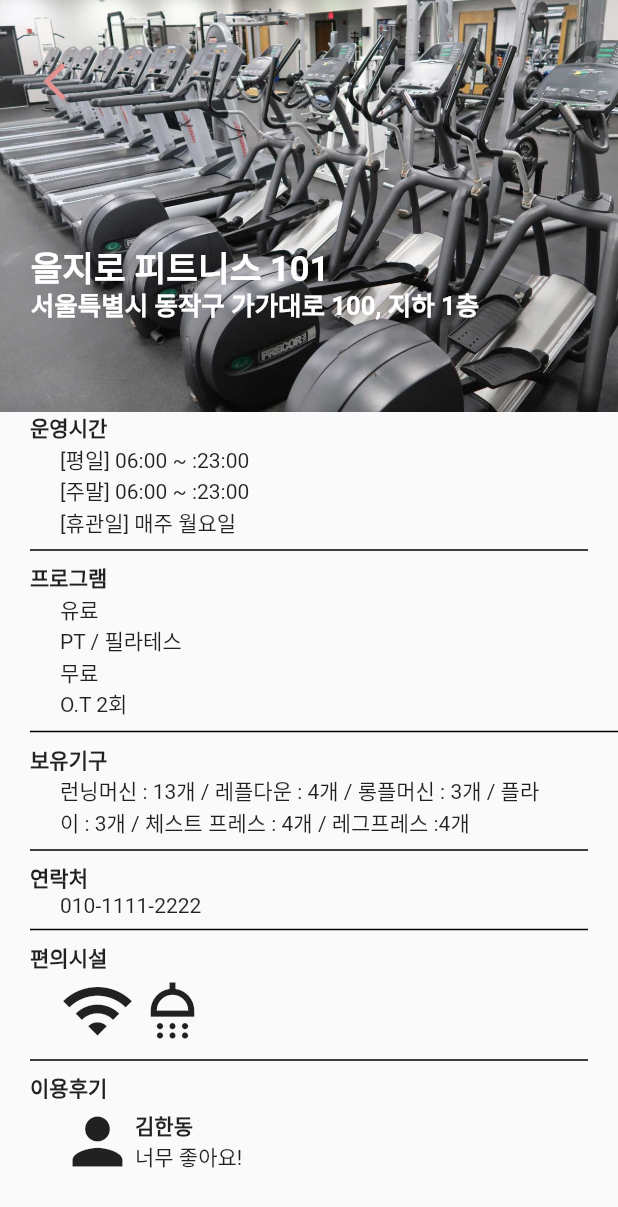
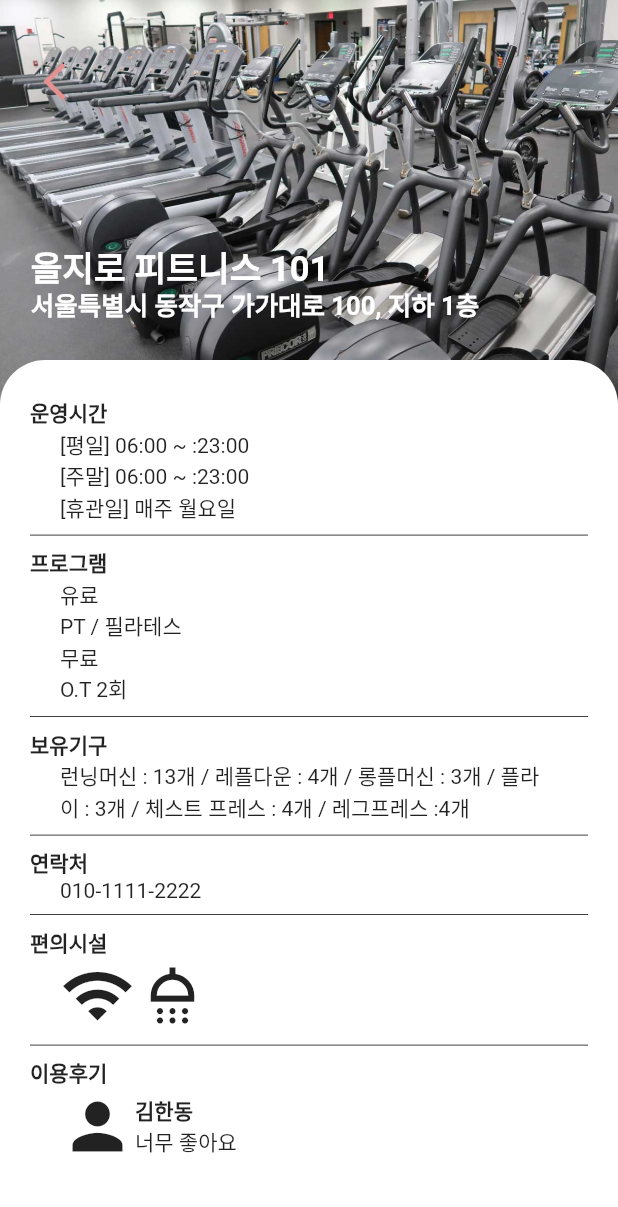
Before and after one commit to ParkSangbeomm/LetsExercise, a Flutter app: the FindgymPage screen opened directly, after a tap on "시설 추가/정보 변경", on a phone screen of 412 x 824 dp. Shown: the top 1207 px of the screen. Run offline on Flutter 3.47's test engine with Material 2 defaults, Android fonts, the phone set to English and light mode, and no system bars; our stand-ins replace google_maps_flutter; generated files the repository leaves out were written again.

Commit message:
feat : css end

```diff
--- a/organization_chat_app/lib/googlemap.dart
+++ b/organization_chat_app/lib/googlemap.dart
@@ -39,7 +39,7 @@ class _FindgymPageState extends State<FindgymPage> {
             Padding(
               padding: EdgeInsets.fromLTRB(
                   MediaQuery.of(context).size.width * 0.05,
-                  0,
+                  MediaQuery.of(context).size.width * 0.05,
                   MediaQuery.of(context).size.width * 0.05,
                   0.0),
               child: Row(
@@ -96,9 +96,9 @@ class _FindgymPageState extends State<FindgymPage> {
             ),
             Padding(
               padding: EdgeInsets.fromLTRB(
-                  MediaQuery.of(context).size.width * 0.05,
                   0,
-                  MediaQuery.of(context).size.width * 0.05,
+                  0,
+                  0,
                   0.0),
               child: SizedBox(
                 height: MediaQuery.of(context).size.height * 0.8,
--- a/organization_chat_app/lib/gymdetail.dart
+++ b/organization_chat_app/lib/gymdetail.dart
@@ -9,9 +9,11 @@ class _DetailGym extends State<DetailGym> {
   @override
   Widget build(BuildContext context) {
     return Scaffold(
-      body: ListView(
+      body: Column(
         children: [
-          Stack(
+          Container(
+            height: MediaQuery.of(context).size.height,
+            child: Stack(
               children: [
                 Image.asset('img/gym.jpeg',width:MediaQuery.of(context).size.width,),
                 Positioned(child: makeText('을지로 피트니스 101', width: 240,  fontSize: 23.0),top: 160,),
@@ -31,15 +33,63 @@ class _DetailGym extends State<DetailGym> {
                   ),
                   top: 30,
                   left: 20,
-              )
-            ],
                 ),
+                Positioned(
+                  top: 240,
+                  child: Container(
+                    width: MediaQuery.of(context).size.width,
+                    height: MediaQuery.of(context).size.height * 0.7,
+                    decoration: BoxDecoration(
+                      color: Colors.white,
+                      borderRadius: BorderRadius.only(
+                        topRight: Radius.circular(30.0),
+                        topLeft: Radius.circular(30.0),
+                      ),
+                    ),
+                    child: SingleChildScrollView(
+                      child: Column(
+                        children: [
+                          SizedBox(height: MediaQuery.of(context).size.height * 0.03,),
                           timeColumn('06:00 ~ :23:00','06:00 ~ :23:00', '매주 월요일'),
                           programColumn('PT / 필라테스', 'O.T 2회'),
                           machineColumn('런닝머신 : 13개 / 레플다운 : 4개 / 롱플머신 : 3개 / 플라이 : 3개 / 체스트 프레스 : 4개 / 레그프레스 :4개'),
                           contact('010-1111-2222'),
                           facilities(1,0,1),
-          review()
+                          review('김한동', '너무 좋아요'),
+                        ],
+                      ),
+                    ),
+                  ),
+                ),
+              ],
+            ),
+          ),
+          /*
+          Expanded(
+            child: Container(
+              decoration: BoxDecoration(
+                color: Colors.blue,
+                borderRadius: BorderRadius.only(
+                  topRight: Radius.circular(30.0),
+                  topLeft: Radius.circular(30.0),
+                ),
+              ),
+              child: SingleChildScrollView(
+                child: Column(
+                  children: [
+                    //SizedBox(height: MediaQuery.of(context).size.height * 0.02,),
+                    timeColumn('06:00 ~ :23:00','06:00 ~ :23:00', '매주 월요일'),
+                    programColumn('PT / 필라테스', 'O.T 2회'),
+                    machineColumn('런닝머신 : 13개 / 레플다운 : 4개 / 롱플머신 : 3개 / 플라이 : 3개 / 체스트 프레스 : 4개 / 레그프레스 :4개'),
+                    contact('010-1111-2222'),
+                    facilities(1,0,1),
+                    review('김한동', '너무 좋아요')
+                  ],
+                ),
+              ),
+            ),
+          ),
+          */
         ],
       )
     );
@@ -70,7 +120,7 @@ class _DetailGym extends State<DetailGym> {
               ],
             ),
           ),
-          Divider(color: Colors.black, thickness: 1.0)
+          Divider(color: Colors.black, thickness: 0.5)
         ],
       ),
     );
@@ -78,7 +128,7 @@ class _DetailGym extends State<DetailGym> {
 
   Widget programColumn(String charged, String free) {
     return Padding(
-      padding: EdgeInsets.fromLTRB(20, 0, 0, 0),
+      padding: EdgeInsets.fromLTRB(20, 0, 20, 0),
       child: Column(
         crossAxisAlignment: CrossAxisAlignment.start,
         children: [
@@ -96,7 +146,7 @@ class _DetailGym extends State<DetailGym> {
             ),
           ),
 
-          Divider(color: Colors.black, thickness: 1.0)
+          Divider(color: Colors.black, thickness: 0.5)
         ],
       ),
     );
@@ -117,7 +167,7 @@ class _DetailGym extends State<DetailGym> {
               ],
             ),
           ),
-          Divider(color: Colors.black, thickness: 1.0)
+          Divider(color: Colors.black, thickness: 0.5)
         ],
       ),
     );
@@ -138,7 +188,7 @@ class _DetailGym extends State<DetailGym> {
               ],
             ),
           ),
-          Divider(color: Colors.black, thickness: 1.0)
+          Divider(color: Colors.black, thickness: 0.5)
         ],
       ),
     );
@@ -162,13 +212,13 @@ class _DetailGym extends State<DetailGym> {
           ),
 
 
-          Divider(color: Colors.black, thickness: 1.0)
+          Divider(color: Colors.black, thickness: 0.5)
         ],
       ),
     );
   }
 
-  Widget review() {
+  Widget review(String name, String content) {
     return Padding(
       padding: EdgeInsets.fromLTRB(20, 0, 20, 0),
       child: Column(
@@ -183,8 +233,8 @@ class _DetailGym extends State<DetailGym> {
                 Column(
                   crossAxisAlignment: CrossAxisAlignment.start,
                     children:[
-                      Text('김한동', style:TextStyle(fontWeight: FontWeight.w600),),
-                      Text('너무 좋아요!')
+                      Text(name, style:TextStyle(fontWeight: FontWeight.w600),),
+                      Text(content)
                     ]
                 )
               ],
```
Lines whose indentation alone changed are shown as unchanged.
